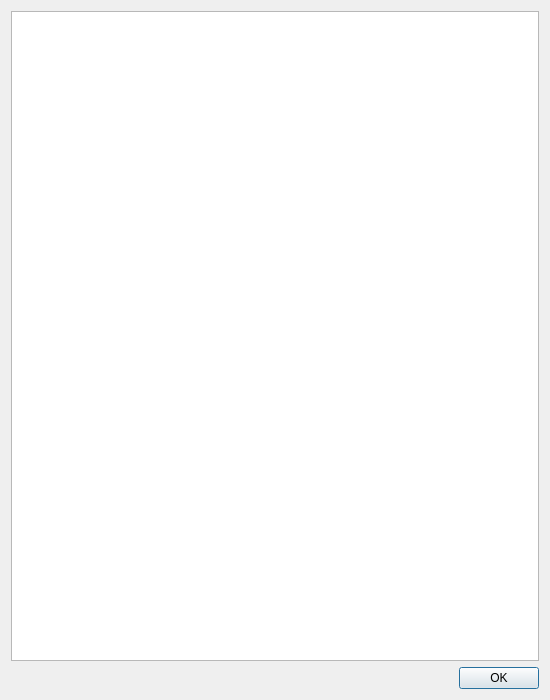
The window that app/src/gui/ComputeDataDialog.ui (GuB-42/mh-dps-calculator) describes before a commit, drawn with Qt 5.
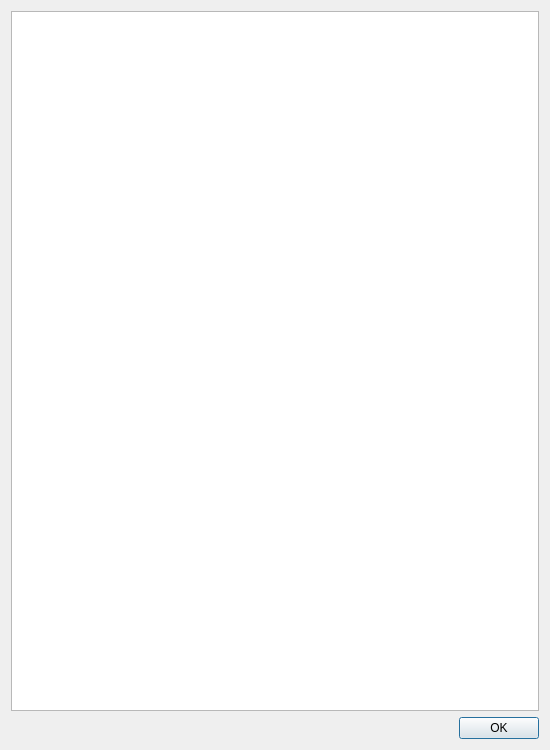
The same window after the commit.

What changed in the file:
```diff
--- a/app/src/gui/ComputeDataDialog.ui
+++ b/app/src/gui/ComputeDataDialog.ui
@@ -7,7 +7,7 @@
     <x>0</x>
     <y>0</y>
     <width>550</width>
-    <height>700</height>
+    <height>750</height>
    </rect>
   </property>
   <property name="windowTitle">
```
